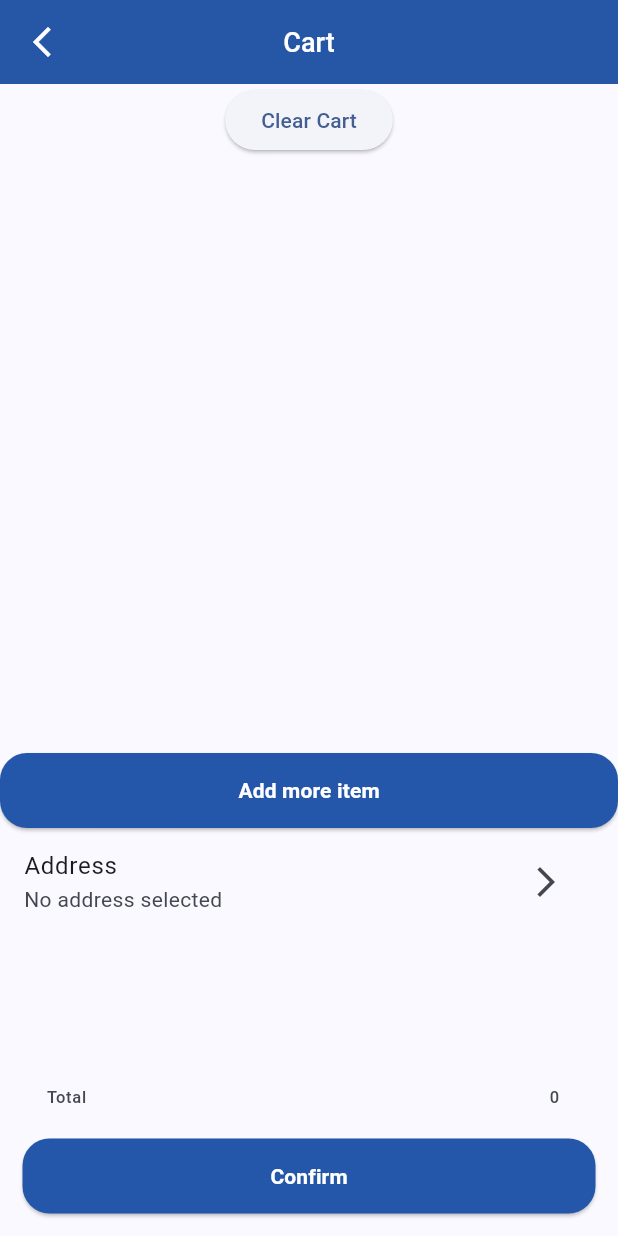
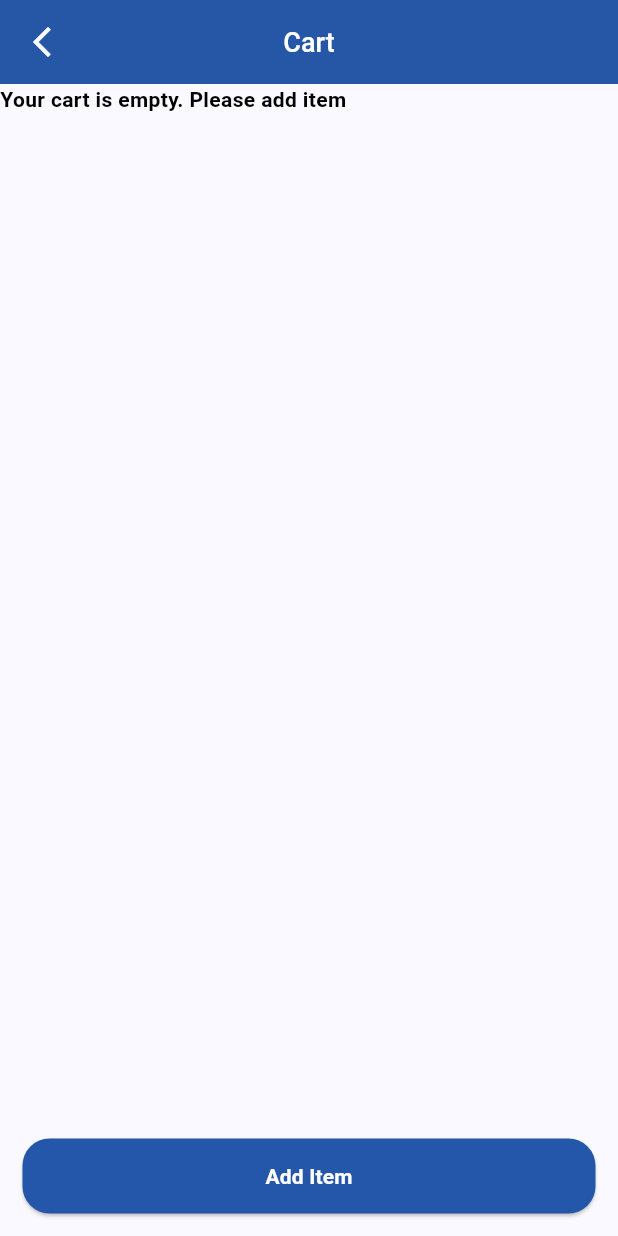
Before and after one commit to ilyazain/hikaru-shop, a Flutter app: the CartPage screen opened by its route, on a phone screen of 412 x 824 dp. Run offline on Flutter 3.47's test engine with Material 3 defaults, Android fonts, the phone set to English and light mode, and no system bars; our stand-ins replace flutter_bloc, shared_preferences; accounts and stored records are empty; Roboto replaces fonts that are missing (Poppins).

Commit message:
handle cart empty

```diff
--- a/lib/main.dart
+++ b/lib/main.dart
@@ -3,6 +3,7 @@ import 'package:flutter/services.dart';
 import 'package:flutter_bloc/flutter_bloc.dart';
 import 'package:hikaru_e_shop/common_data/alert.dart';
 import 'package:hikaru_e_shop/common_data/constant.dart';
+import 'package:hikaru_e_shop/home.dart';
 import 'package:hikaru_e_shop/login.dart';
 import 'package:hikaru_e_shop/profile/profile.dart';
 import 'package:hikaru_e_shop/purchase/bloc_model/menu_bloc.dart';
@@ -55,6 +56,7 @@ class MyApp extends StatelessWidget {
           routes: {
     '/cart': (context) => CartPage(),
     '/profile': (context) => ProfilePage(),
+    '/home': (context) => HomePage(),
     // Other named routes...
   },
             debugShowCheckedModeBanner: false,
--- a/lib/purchase/cart.dart
+++ b/lib/purchase/cart.dart
@@ -39,6 +39,7 @@ class _CartPageState extends State<CartPage> {
                     .toList() ??
                 [];
             calculateTotalPrice();
+            print("hehe init cartItems: " + cartItems.toString());
           },
         );
       },
@@ -112,8 +113,45 @@ class _CartPageState extends State<CartPage> {
           );
         },
       ),
-      body: Container(
+      body:
+          Container(child: cartItems.isNotEmpty ? _cartFilled() : _cartEmpty()),
+      bottomNavigationBar: Container(
+        padding: EdgeInsets.all(15),
+        height: 200,
+        // color: Colors.amber,
         child: Column(
+          mainAxisAlignment: MainAxisAlignment.end,
+          children: [
+            ListTile(
+                leading: cartItems.isNotEmpty ? Text("Total") : null,
+                trailing:
+                    cartItems.isNotEmpty ? Text(totalPrice.toString()) : null),
+            MainBlueButton(
+              onPressed: () {
+                cartItems.isNotEmpty
+                    ? addToHistory()
+                    : Navigator.pushNamed(context, '/home');
+              },
+              title: PoppinsWhite14(
+                  text: cartItems.isNotEmpty ? "Confirm" : "Add Item"),
+            )
+          ],
+        ),
+      ),
+    );
+  }
+
+  _cartEmpty() {
+    return Column(
+      children: [
+        //add image
+        PoppinsBlack14(text: "Your cart is empty. Please add item")
+      ],
+    );
+  }
+
+  _cartFilled() {
+    return Column(
       children: [
         ElevatedButton(
           onPressed: clearCart,
@@ -125,12 +163,7 @@ class _CartPageState extends State<CartPage> {
             text: "Add more item",
           ),
           onPressed: () {
-                Navigator.push(
-                  context,
-                  MaterialPageRoute(
-                    builder: (context) => HomePage(),
-                  ),
-                );
+            Navigator.pushNamed(context, '/home');
           },
         ),
         ListTile(
@@ -154,55 +187,6 @@ class _CartPageState extends State<CartPage> {
               icon: Icon(Icons.arrow_forward_ios_outlined)),
         )
       ],
-        ),
-      ),
-      bottomNavigationBar: Container(
-        padding: EdgeInsets.all(15),
-        height: 200,
-        // color: Colors.amber,
-        child: Column(
-          mainAxisAlignment: MainAxisAlignment.end,
-          children: [
-            ListTile(
-              leading: Text("Total"),
-              trailing: Text(totalPrice.toString()),
-            ),
-            MainBlueButton(
-              onPressed: () {
-                addToHistory();
-                // showDialog(
-                //   context: context,
-                //   barrierDismissible: false,
-                //   builder: (context) {
-                //     return OkAlert(
-                //       title: "Payment Success",
-                //       subtitle: "Thank you for buying with HikaShop",
-                //       okOnpressed: () {
-                //         clearCart();
-                //         Navigator.push(
-                //           context,
-                //           MaterialPageRoute(
-                //             builder: (context) => HomePage(),
-                //           ),
-                //         );
-                //       },
-                //     );
-                //   },
-                // );
-                // Navigator.push(
-                //   context,
-                //   MaterialPageRoute(
-                //     builder: (context) => CartPage(),
-                //   ),
-                // );
-              },
-              title: const PoppinsWhite14(
-                text: "Confirm",
-              ),
-            )
-          ],
-        ),
-      ),
     );
   }
 
@@ -214,6 +198,7 @@ class _CartPageState extends State<CartPage> {
         itemCount: cartItems.length,
         itemBuilder: (context, index) {
           final item = cartItems[index];
+          print("hehe cartItems: " + cartItems.toString());
           return ListTile(
             leading: Image.network(item['image']),
             title: Text(item['item']),
```
Lines whose indentation alone changed are shown as unchanged.
